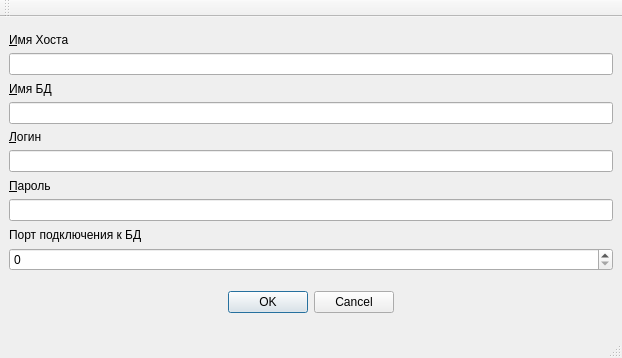
Above: mainwindow.ui from NikitaKnyaze/QT_Designer before the change. Below: the same form after it.
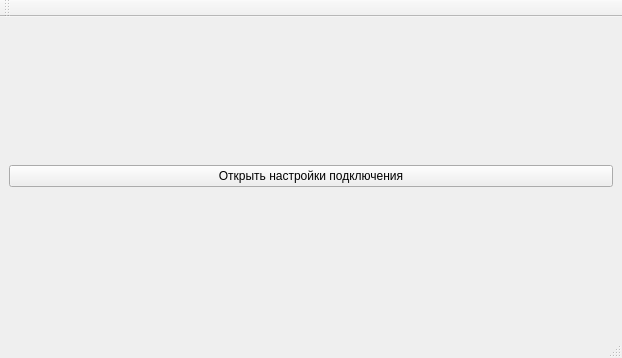
That is the form after the change.

What changed in the file:
```diff
--- a/mainwindow.ui
+++ b/mainwindow.ui
@@ -26,108 +26,11 @@
    </size>
   </property>
   <widget class="QWidget" name="centralwidget">
-   <layout class="QGridLayout" name="gridLayout_2" rowstretch="0,10,10" rowminimumheight="0,0,50">
-    <property name="leftMargin">
-     <number>9</number>
-    </property>
-    <property name="topMargin">
-     <number>9</number>
-    </property>
-    <property name="rightMargin">
-     <number>9</number>
-    </property>
-    <property name="bottomMargin">
-     <number>9</number>
-    </property>
-    <property name="horizontalSpacing">
-     <number>9</number>
-    </property>
-    <item row="1" column="0">
-     <layout class="QGridLayout" name="gridLayout">
-      <item row="5" column="0">
-       <widget class="QLineEdit" name="ln_login"/>
-      </item>
-      <item row="0" column="0">
-       <widget class="QLabel" name="lb_nameHost">
-        <property name="text">
-         <string>&amp;Имя Хоста</string>
-        </property>
-        <property name="buddy">
-         <cstring>ln_nameHost</cstring>
-        </property>
-       </widget>
-      </item>
-      <item row="8" column="0">
-       <widget class="QLabel" name="lb_port">
-        <property name="text">
-         <string>Порт подключения к БД</string>
-        </property>
-       </widget>
-      </item>
-      <item row="3" column="0">
-       <widget class="QLineEdit" name="ln_bd"/>
-      </item>
-      <item row="2" column="0">
-       <widget class="QLabel" name="lb_nameBD">
-        <property name="text">
-         <string>&amp;Имя БД</string>
-        </property>
-        <property name="buddy">
-         <cstring>ln_bd</cstring>
-        </property>
-       </widget>
-      </item>
-      <item row="9" column="0">
-       <widget class="QSpinBox" name="sp_port"/>
-      </item>
-      <item row="7" column="0">
-       <widget class="QLineEdit" name="ln_padd"/>
-      </item>
-      <item row="4" column="0">
-       <widget class="QLabel" name="lb_login">
-        <property name="text">
-         <string>&amp;Логин</string>
-        </property>
-        <property name="buddy">
-         <cstring>ln_login</cstring>
-        </property>
-       </widget>
-      </item>
-      <item row="6" column="0">
-       <widget class="QLabel" name="lb_pass">
-        <property name="text">
-         <string>&amp;Пароль</string>
-        </property>
-        <property name="buddy">
-         <cstring>ln_padd</cstring>
-        </property>
-       </widget>
-      </item>
-      <item row="1" column="0">
-       <widget class="QLineEdit" name="ln_nameHost">
-        <property name="text">
-         <string/>
-        </property>
-       </widget>
-      </item>
-     </layout>
-    </item>
-    <item row="2" column="0">
-     <widget class="QDialogButtonBox" name="buttonBox">
-      <property name="sizePolicy">
-       <sizepolicy hsizetype="Expanding" vsizetype="Fixed">
-        <horstretch>100</horstretch>
-        <verstretch>0</verstretch>
-       </sizepolicy>
-      </property>
-      <property name="orientation">
-       <enum>Qt::Horizontal</enum>
-      </property>
-      <property name="standardButtons">
-       <set>QDialogButtonBox::Cancel|QDialogButtonBox::Ok</set>
-      </property>
-      <property name="centerButtons">
-       <bool>true</bool>
+   <layout class="QGridLayout" name="gridLayout">
+    <item row="0" column="0">
+     <widget class="QPushButton" name="pushButton">
+      <property name="text">
+       <string>Открыть настройки подключения</string>
       </property>
      </widget>
     </item>
```
Left out of the diff: 6 changed lines with no effect on the pictures.
